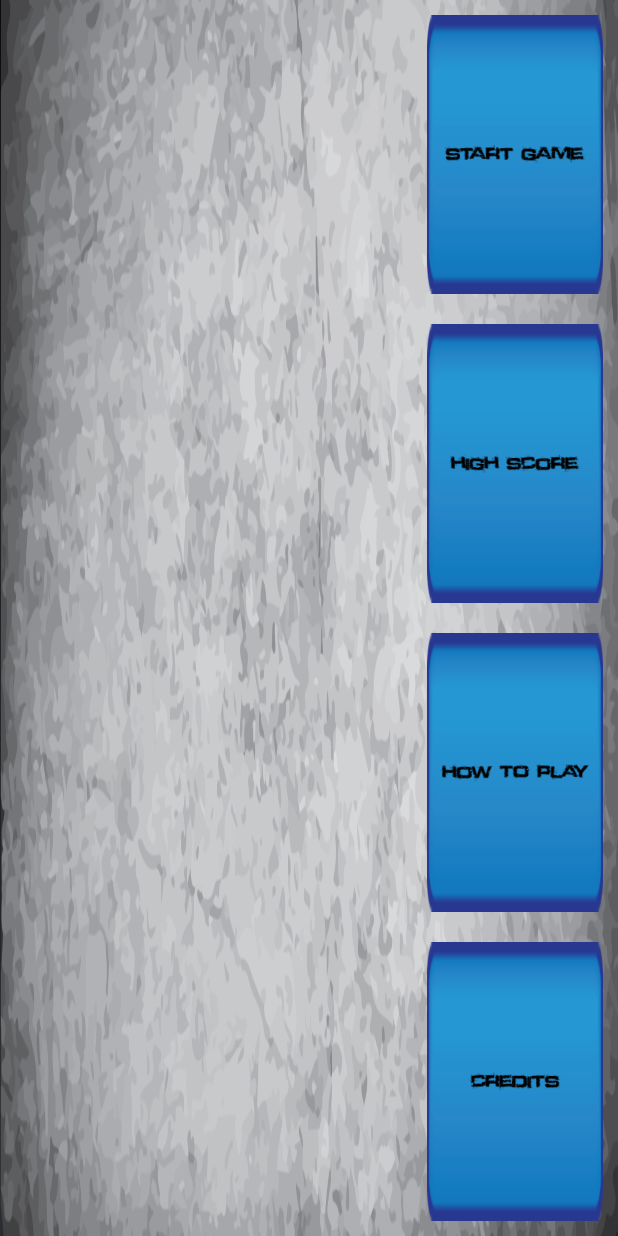
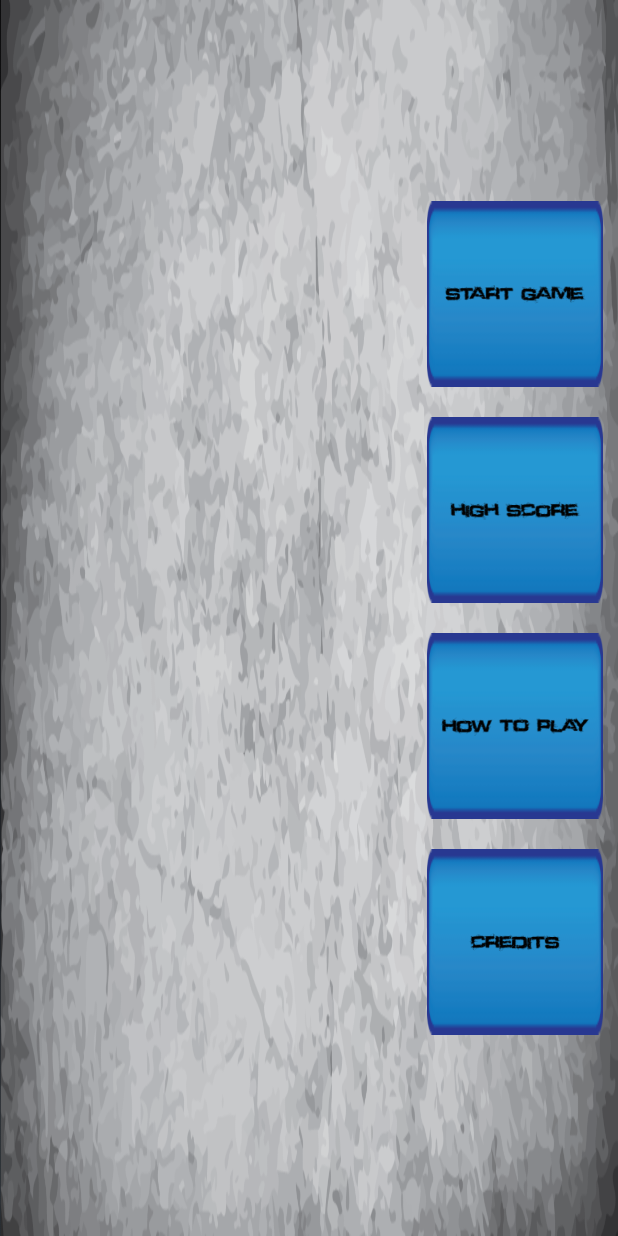
Before and after one commit to udiboy1209/Warzone, an Android app: the layout activity_splash.xml on its own in the app's theme, with its tools: preview values and no code run, on a phone screen of 412 x 824 dp. Run offline under Robolectric (Android 15) with nearby library versions, the phone set to English and light mode, and no system bars.

Commit message:
Change splash button spacing

```diff
--- a/game/src/main/res/layout/activity_splash.xml
+++ b/game/src/main/res/layout/activity_splash.xml
@@ -19,11 +19,11 @@
     android:layout_width="0dp"
     android:layout_height="fill_parent"
     android:gravity="center"
-    android:layout_weight="1">
+    android:layout_weight="1"
+    android:weightSum="6">
 
     <ImageButton
         android:layout_width="wrap_content"
-        android:layout_height="wrap_content"
         android:text="Start Game"
         android:id="@+id/start_game"
         style="@style/ButtonSplash"
@@ -33,7 +33,6 @@
     <ImageButton
         style="@style/ButtonSplash"
         android:layout_width="wrap_content"
-        android:layout_height="wrap_content"
         android:text="Start Game"
         android:id="@+id/highscore"
         android:src="@drawable/splash_highscore" />
@@ -41,7 +40,6 @@
     <ImageButton
         style="@style/ButtonSplash"
         android:layout_width="wrap_content"
-        android:layout_height="wrap_content"
         android:text="Start Game"
         android:id="@+id/how_to_play"
         android:src="@drawable/splash_how_to_play" />
@@ -49,7 +47,6 @@
     <ImageButton
         style="@style/ButtonSplash"
         android:layout_width="wrap_content"
-        android:layout_height="wrap_content"
         android:text="Start Game"
         android:src="@drawable/splash_credits"
         android:id="@+id/credits" />
--- a/game/src/main/res/values/styles.xml
+++ b/game/src/main/res/values/styles.xml
@@ -24,7 +24,7 @@
     <style name="ButtonBarButton" />
 
     <style name="ButtonSplash">
-        <item name="android:layout_width">wrap_content</item>
+        <item name="android:layout_width">fill_parent</item>
         <item name="android:layout_height">0dp</item>
         <item name="android:layout_margin">10dp</item>
         <item name="android:padding">5dp</item>
```
